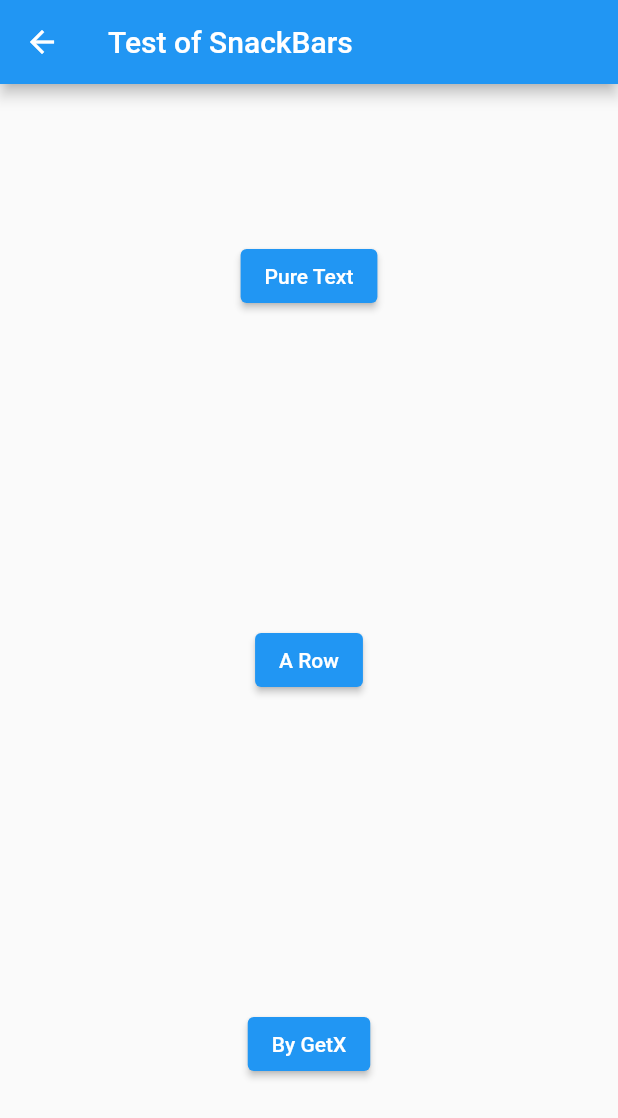
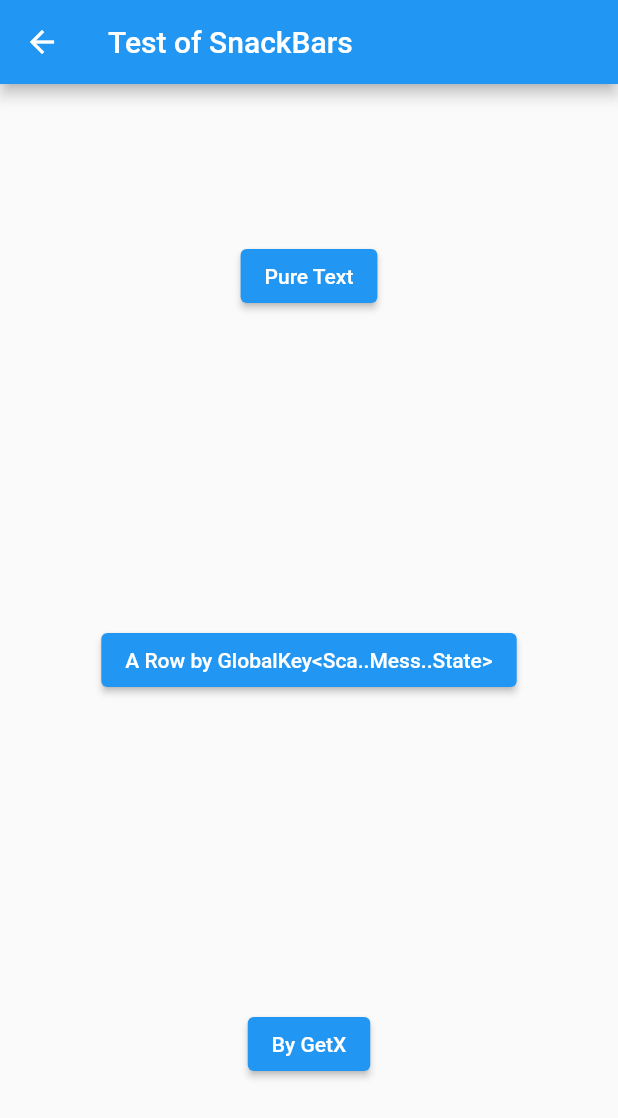
Before and after one commit to ychsue/my_flutter_test, a Flutter app: the N68SnackBarScreen screen opened by its route, on a phone screen of 412 x 824 dp. Shown: the top 1118 px of the screen. Run offline on Flutter 3.47's test engine with Material 2 defaults, Android fonts, the light colour scheme and no system bars; our stand-ins replace bloc, flutter_bloc, get, transparent_image; missing offline and left inert: resizable_widget; Roboto replaces fonts that are missing (Georgia).

Commit message:
ScaffoldMessenger 的使用

```diff
--- a/lib/src/route/main_screens/n68_snack_bar.dart
+++ b/lib/src/route/main_screens/n68_snack_bar.dart
@@ -6,9 +6,11 @@ class N68SnackBarScreen extends StatelessWidget {
 
   @override
   Widget build(BuildContext context) {
-    // final GlobalKey<ScaffoldMessengerState> _key =
-    //     GlobalKey<ScaffoldMessengerState>();
-    return Scaffold(
+    final GlobalKey<ScaffoldMessengerState> _key =
+        GlobalKey<ScaffoldMessengerState>();
+    return ScaffoldMessenger(
+      key: _key,
+      child: Scaffold(
         appBar: AppBar(
           title: Text("Test of SnackBars"),
         ),
@@ -30,9 +32,9 @@ class N68SnackBarScreen extends StatelessWidget {
                     Expanded(
                         child: Center(
                       child: ElevatedButton(
-                      child: Text("A Row"),
+                        child: Text("A Row by GlobalKey<Sca..Mess..State>"),
                         onPressed: () =>
-                          ScaffoldMessenger.of(ctx).showSnackBar(SnackBar(
+                            _key.currentState?.showSnackBar(SnackBar(
                           content: Row(
                             children: [
                               Icon(Icons.text_fields),
@@ -64,6 +66,7 @@ class N68SnackBarScreen extends StatelessWidget {
                     )),
                   ],
                 )),
+      ),
     );
   }
 }
```
Also changed, not shown: 1 other file. Lines whose indentation alone changed are shown as unchanged.
